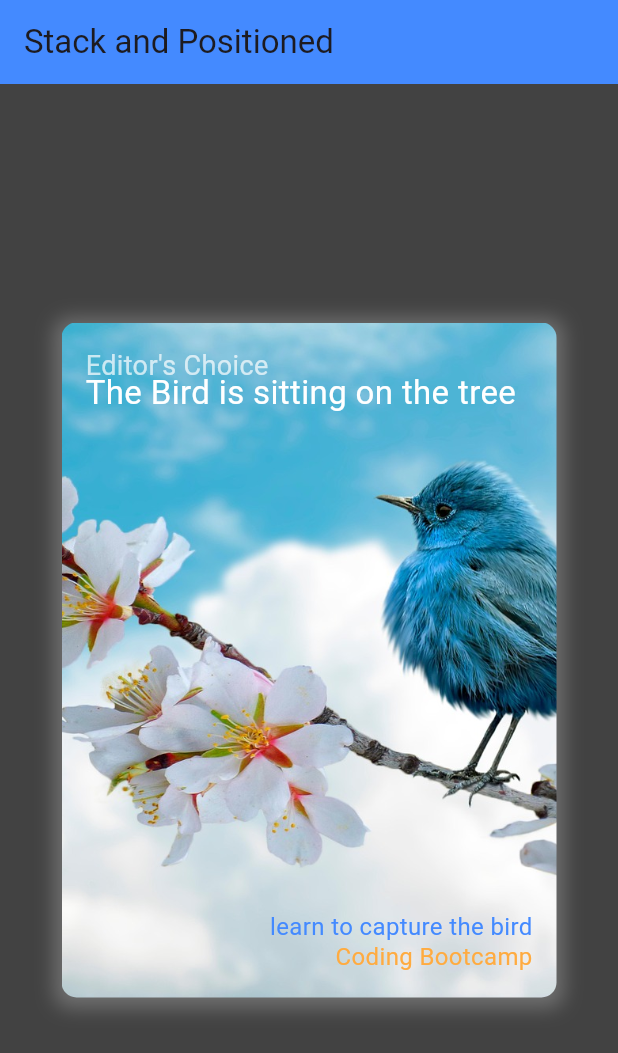
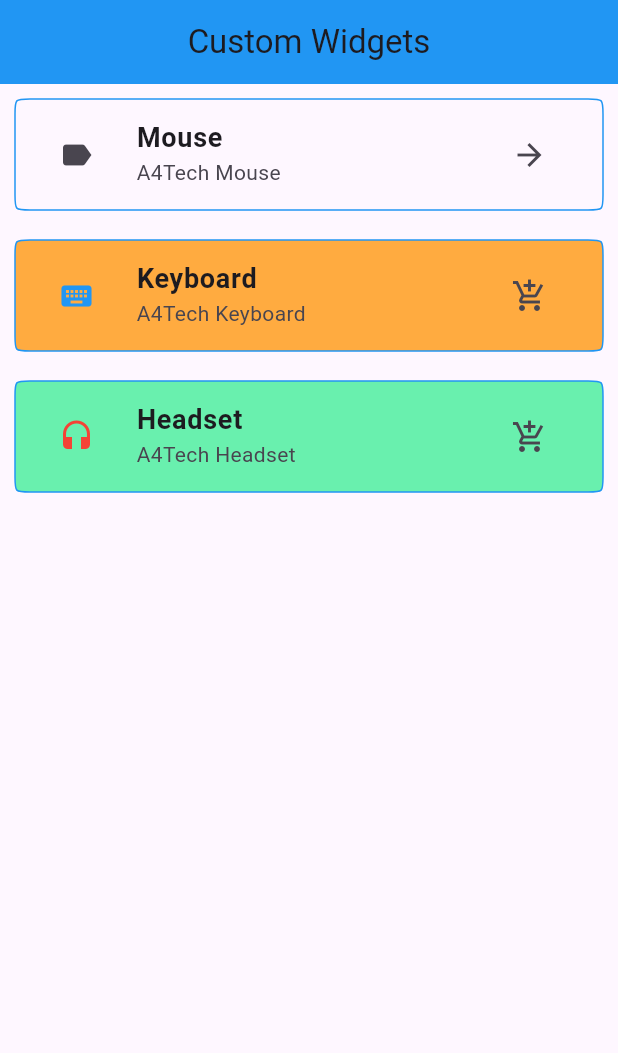
Before and after one commit to bipulhstu/flutter_practice, a Flutter app: the screen it shows after launch, on a phone screen of 412 x 824 dp. Shown: the top 1053 px of the screen. Run offline on Flutter 3.47's test engine with Material 3 defaults, Android fonts, the phone set to English and light mode, and no system bars; our stand-ins replace font_awesome_flutter.

Commit message:
learned about custom reusable widgets

```diff
--- a/lib/main.dart
+++ b/lib/main.dart
@@ -2,6 +2,7 @@ import 'package:flutter/material.dart';
 import 'package:hello_world/screens/AppBar.dart';
 import 'package:hello_world/screens/Button.dart';
 import 'package:hello_world/screens/ContainerScreen.dart';
+import 'package:hello_world/screens/CustomWidgets.dart';
 import 'package:hello_world/screens/FloatingActionButton.dart';
 import 'package:hello_world/screens/IconScreen.dart';
 import 'package:hello_world/screens/ListView.dart';
@@ -25,7 +26,7 @@ class MyApp extends StatelessWidget {
       title: "My Flutter App", // Title of the app
         themeMode: ThemeMode.system,
       debugShowCheckedModeBanner: false,
-      home: StackPositioned2()
+      home: CustomWidgets()
     );
   }
 }
--- /dev/null
+++ b/lib/screens/CustomWidgets.dart
@@ -0,0 +1,42 @@
+import 'package:flutter/material.dart';
+
+import '../widgets/listview.dart';
+
+class CustomWidgets extends StatelessWidget {
+  const CustomWidgets({super.key});
+
+  @override
+  Widget build(BuildContext context) {
+    return Scaffold(
+      appBar: AppBar(
+        title: const Text('Custom Widgets'),
+        backgroundColor: Colors.blue,
+        centerTitle: true,
+      ),
+      body: ListView(
+        children: [
+          ListTileWidget(
+            title: "Mouse",
+            subTitle: "A4Tech Mouse",
+            trailingIcon: Icons.arrow_forward,
+          ),
+          ListTileWidget(
+            title: "Keyboard",
+            subTitle: "A4Tech Keyboard",
+            leadingIcon: Icons.keyboard,
+            iconColor: Colors.blue,
+            listTileColor: Colors.orangeAccent,
+          ),
+          ListTileWidget(
+            title: "Headset",
+            subTitle: "A4Tech Headset",
+            leadingIcon: Icons.headset,
+            iconColor: Colors.red,
+            listTileColor: Colors.greenAccent
+          ),
+
+        ],
+      ),
+    );
+  }
+}
--- /dev/null
+++ b/lib/widgets/listview.dart
@@ -0,0 +1,38 @@
+import 'package:flutter/material.dart';
+
+class ListTileWidget extends StatelessWidget {
+
+  String title, subTitle;
+  IconData leadingIcon, trailingIcon;
+  Color? listTileColor, iconColor;
+
+  ListTileWidget({
+    required this.title,
+    required this.subTitle,
+    this.leadingIcon = Icons.label,
+    this.trailingIcon = Icons.add_shopping_cart,
+    this.listTileColor,
+    this.iconColor,
+});
+
+  @override
+  Widget build(BuildContext context) {
+    return Padding(
+      padding: const EdgeInsets.all(10.0),
+      child: ListTile(
+        tileColor: listTileColor,
+        shape: ContinuousRectangleBorder(
+          borderRadius: BorderRadius.circular(10.0),
+          side: BorderSide(
+            width: 1.0,
+            color: Colors.blue,
+          ),
+        ),
+        title: Text(title, style: TextStyle(fontSize: 18, fontWeight: FontWeight.bold),),
+        subtitle: Text(subTitle),
+        leading: IconButton(onPressed: (){}, icon: Icon(leadingIcon), color: iconColor,),
+        trailing: IconButton(onPressed: (){}, icon: Icon(trailingIcon)),
+      ),
+    );
+  }
+}
```
